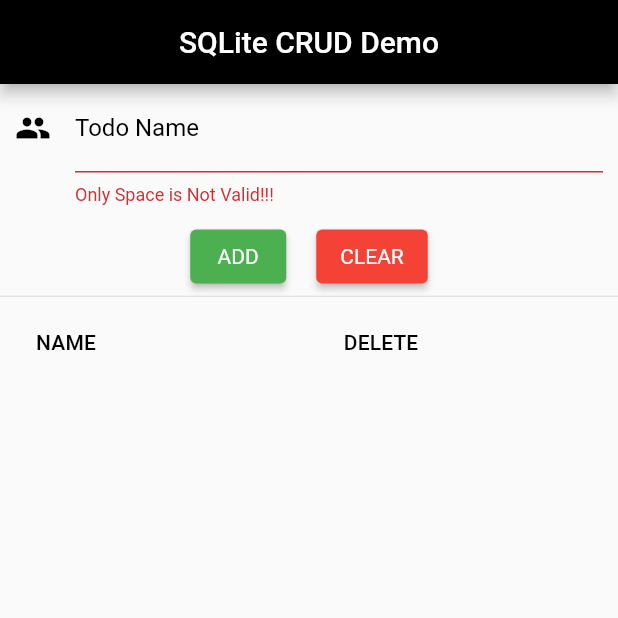
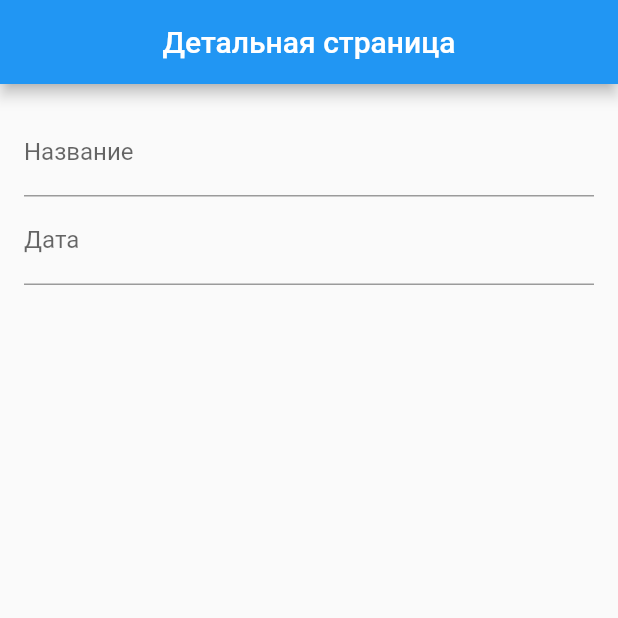
Before and after one commit to dsildaikin/LearnFlutter, a Flutter app: the screen it shows after launch, on a phone screen of 412 x 824 dp, the top half of it. Run offline on Flutter 3.47's test engine with Material 2 defaults, Android fonts, the phone set to English and light mode, and no system bars; our stand-ins replace sqflite; accounts and stored records are empty.

Commit message:
add empty screens

```diff
--- a/todo_app_sqlite/lib/db/database.dart
+++ b/todo_app_sqlite/lib/db/database.dart
@@ -21,8 +21,6 @@ class DBProvider {
   String columnCompleted = 'completed';
 
   Future<Database> get database async {
-    //if (_database != null) return _database;
-
     _database = await _initDB();
     return _database;
   }
--- a/todo_app_sqlite/lib/main.dart
+++ b/todo_app_sqlite/lib/main.dart
@@ -1,215 +1,215 @@
 import 'package:flutter/material.dart';
-import 'package:todo_app_sqlite/db/database.dart';
-import 'package:todo_app_sqlite/model/todo.dart';
+import 'package:todo_app_sqlite/screens/detail_screen.dart';
 
-void main() => runApp(MyApp());
+void main() => runApp(const MyApp());
 
 class MyApp extends StatelessWidget {
-  // This widget is the root of your application.
+  const MyApp({super.key});
+
   @override
   Widget build(BuildContext context) {
-    return MaterialApp(
-      title: 'SQLite CRUD Demo',
-      home: TodoPage(),
+    return const MaterialApp(
+      title: 'Ежедневник',
+      home: DetailScreen(),
     );
   }
 }
 
-class TodoPage extends StatefulWidget {
-  @override
-  _TodoPageState createState() => _TodoPageState();
-}
+// class TodoPage extends StatefulWidget {
+//   @override
+//   _TodoPageState createState() => _TodoPageState();
+// }
 
-class _TodoPageState extends State<TodoPage> {
-  final GlobalKey<FormState> _formStateKey = GlobalKey<FormState>();
-  final _todoNameController = TextEditingController();
-
-  late Future<List<Todo>> _todosList;
-  late String _todoName;
-  bool isUpdate = false;
-  int? todoIdForUpdate;
-
-  @override
-  void initState() {
-    super.initState();
-    updateTodoList();
-  }
-
-  updateTodoList() {
-    setState(() {
-      _todosList = DBProvider.db.getTodos();
-    });
-  }
-
-  @override
-  Widget build(BuildContext context) {
-    return Scaffold(
-      appBar: AppBar(
-        title: const Text('SQLite CRUD Demo'),
-        centerTitle: true,
-        backgroundColor: Colors.black,
-      ),
-      body: Column(
-        children: <Widget>[
-          Form(
-            key: _formStateKey,
-            autovalidateMode: AutovalidateMode.always,
-            child: Column(
-              children: <Widget>[
-                Padding(
-                  padding:
-                      const EdgeInsets.only(left: 10, right: 10, bottom: 10),
-                  child: TextFormField(
-                    validator: (value) {
-                      if (value == null) {
-                        return 'Please Enter Todo Name';
-                      }
-                      if (value.trim() == "") {
-                        return "Only Space is Not Valid!!!";
-                      }
-                      return null;
-                    },
-                    onSaved: (value) {
-                      _todoName = value!;
-                    },
-                    controller: _todoNameController,
-                    decoration: const InputDecoration(
-                      focusedBorder: UnderlineInputBorder(
-                        borderSide: BorderSide(
-                            color: Colors.greenAccent,
-                            width: 2,
-                            style: BorderStyle.solid),
-                      ),
-                      labelText: "Todo Name",
-                      icon: Icon(
-                        Icons.people,
-                        color: Colors.black,
-                      ),
-                      fillColor: Colors.white,
-                      labelStyle: TextStyle(
-                        color: Colors.black,
-                      ),
-                    ),
-                  ),
-                ),
-              ],
-            ),
-          ),
-          Row(
-            mainAxisAlignment: MainAxisAlignment.center,
-            children: <Widget>[
-              ElevatedButton(
-                style: ElevatedButton.styleFrom(
-                  backgroundColor: Colors.green,
-                  textStyle: const TextStyle(color: Colors.white),
-                ),
-                child: Text(
-                  (isUpdate ? 'UPDATE' : 'ADD'),
-                ),
-                onPressed: () {
-                  if (isUpdate) {
-                    if (_formStateKey.currentState!.validate()) {
-                      _formStateKey.currentState!.save();
-                      DBProvider.db
-                          .updateTodo(Todo(todoIdForUpdate!, _todoName))
-                          .then((data) {
-                        setState(() {
-                          isUpdate = false;
-                        });
-                      });
-                    }
-                  } else {
-                    if (_formStateKey.currentState!.validate()) {
-                      _formStateKey.currentState!.save();
-                      DBProvider.db.insertTodo(Todo(null, _todoName));
-                    }
-                  }
-                  _todoNameController.text = '';
-                  updateTodoList();
-                },
-              ),
-              const Padding(
-                padding: EdgeInsets.all(10),
-              ),
-              ElevatedButton(
-                style: ElevatedButton.styleFrom(
-                  backgroundColor: Colors.red,
-                  textStyle: const TextStyle(color: Colors.white),
-                ),
-                child: Text(
-                  (isUpdate ? 'CANCEL UPDATE' : 'CLEAR'),
-                ),
-                onPressed: () {
-                  _todoNameController.text = '';
-                  setState(() {
-                    isUpdate = false;
-                    todoIdForUpdate = null; // null;
-                  });
-                },
-              ),
-            ],
-          ),
-          const Divider(
-            height: 5.0,
-          ),
-          Expanded(
-            child: FutureBuilder(
-              future: _todosList,
-              builder: (context, snapshot) {
-                if (snapshot.hasData) {
-                  return generateList(snapshot.data as List<Todo>);
-                }
-                if (snapshot.data == null ||
-                    (snapshot.data as List<Todo>).isEmpty) {
-                  return const Text('No Data Found');
-                }
-                return const CircularProgressIndicator();
-              },
-            ),
-          ),
-        ],
-      ),
-    );
-  }
-
-  SingleChildScrollView generateList(List<Todo> todos) {
-    return SingleChildScrollView(
-      scrollDirection: Axis.vertical,
-      child: SizedBox(
-        width: MediaQuery.of(context).size.width,
-        child: DataTable(
-          columns: const [
-            DataColumn(
-              label: Text('NAME'),
-            ),
-            DataColumn(
-              label: Text('DELETE'),
-            ),
-          ],
-          rows: todos
-              .map(
-                (todo) => DataRow(cells: [
-                  DataCell(Text(todo.name), onTap: () {
-                    setState(() {
-                      isUpdate = true;
-                      todoIdForUpdate = todo.id;
-                    });
-                    _todoNameController.text = todo.name;
-                  }),
-                  DataCell(
-                    IconButton(
-                      icon: const Icon(Icons.delete),
-                      onPressed: () {
-                        DBProvider.db.deleteTodo(todo.id);
-                        updateTodoList();
-                      },
-                    ),
-                  ),
-                ]),
-              )
-              .toList(),
-        ),
-      ),
-    );
-  }
-}
+// class _TodoPageState extends State<TodoPage> {
+//   final GlobalKey<FormState> _formStateKey = GlobalKey<FormState>();
+//   final _todoNameController = TextEditingController();
+//
+//   late Future<List<Todo>> _todosList;
+//   late String _todoName;
+//   bool isUpdate = false;
+//   int? todoIdForUpdate;
+//
+//   @override
+//   void initState() {
+//     super.initState();
+//     updateTodoList();
+//   }
+//
+//   updateTodoList() {
+//     setState(() {
+//       _todosList = DBProvider.db.getTodos();
+//     });
+//   }
+//
+//   @override
+//   Widget build(BuildContext context) {
+//     return Scaffold(
+//       appBar: AppBar(
+//         title: const Text('SQLite CRUD Demo'),
+//         centerTitle: true,
+//         backgroundColor: Colors.black,
+//       ),
+//       body: Column(
+//         children: <Widget>[
+//           Form(
+//             key: _formStateKey,
+//             autovalidateMode: AutovalidateMode.always,
+//             child: Column(
+//               children: <Widget>[
+//                 Padding(
+//                   padding:
+//                       const EdgeInsets.only(left: 10, right: 10, bottom: 10),
+//                   child: TextFormField(
+//                     validator: (value) {
+//                       if (value == null) {
+//                         return 'Please Enter Todo Name';
+//                       }
+//                       if (value.trim() == "") {
+//                         return "Only Space is Not Valid!!!";
+//                       }
+//                       return null;
+//                     },
+//                     onSaved: (value) {
+//                       _todoName = value!;
+//                     },
+//                     controller: _todoNameController,
+//                     decoration: const InputDecoration(
+//                       focusedBorder: UnderlineInputBorder(
+//                         borderSide: BorderSide(
+//                             color: Colors.greenAccent,
+//                             width: 2,
+//                             style: BorderStyle.solid),
+//                       ),
+//                       labelText: "Todo Name",
+//                       icon: Icon(
+//                         Icons.people,
+//                         color: Colors.black,
+//                       ),
+//                       fillColor: Colors.white,
+//                       labelStyle: TextStyle(
+//                         color: Colors.black,
+//                       ),
+//                     ),
+//                   ),
+//                 ),
+//               ],
+//             ),
+//           ),
+//           Row(
+//             mainAxisAlignment: MainAxisAlignment.center,
+//             children: <Widget>[
+//               ElevatedButton(
+//                 style: ElevatedButton.styleFrom(
+//                   backgroundColor: Colors.green,
+//                   textStyle: const TextStyle(color: Colors.white),
+//                 ),
+//                 child: Text(
+//                   (isUpdate ? 'UPDATE' : 'ADD'),
+//                 ),
+//                 onPressed: () {
+//                   if (isUpdate) {
+//                     if (_formStateKey.currentState!.validate()) {
+//                       _formStateKey.currentState!.save();
+//                       DBProvider.db
+//                           .updateTodo(Todo(todoIdForUpdate!, _todoName))
+//                           .then((data) {
+//                         setState(() {
+//                           isUpdate = false;
+//                         });
+//                       });
+//                     }
+//                   } else {
+//                     if (_formStateKey.currentState!.validate()) {
+//                       _formStateKey.currentState!.save();
+//                       DBProvider.db.insertTodo(Todo(null, _todoName));
+//                     }
+//                   }
+//                   _todoNameController.text = '';
+//                   updateTodoList();
+//                 },
+//               ),
+//               const Padding(
+//                 padding: EdgeInsets.all(10),
+//               ),
+//               ElevatedButton(
+//                 style: ElevatedButton.styleFrom(
+//                   backgroundColor: Colors.red,
+//                   textStyle: const TextStyle(color: Colors.white),
+//                 ),
+//                 child: Text(
+//                   (isUpdate ? 'CANCEL UPDATE' : 'CLEAR'),
+//                 ),
+//                 onPressed: () {
+//                   _todoNameController.text = '';
+//                   setState(() {
+//                     isUpdate = false;
+//                     todoIdForUpdate = null; // null;
+//                   });
+//                 },
+//               ),
+//             ],
+//           ),
+//           const Divider(
+//             height: 5.0,
+//           ),
+//           Expanded(
+//             child: FutureBuilder(
+//               future: _todosList,
+//               builder: (context, snapshot) {
+//                 if (snapshot.hasData) {
+//                   return generateList(snapshot.data as List<Todo>);
+//                 }
+//                 if (snapshot.data == null ||
+//                     (snapshot.data as List<Todo>).isEmpty) {
+//                   return const Text('No Data Found');
+//                 }
+//                 return const CircularProgressIndicator();
+//               },
+//             ),
+//           ),
+//         ],
+//       ),
+//     );
+//   }
+//
+//   SingleChildScrollView generateList(List<Todo> todos) {
+//     return SingleChildScrollView(
+//       scrollDirection: Axis.vertical,
+//       child: SizedBox(
+//         width: MediaQuery.of(context).size.width,
+//         child: DataTable(
+//           columns: const [
+//             DataColumn(
+//               label: Text('NAME'),
+//             ),
+//             DataColumn(
+//               label: Text('DELETE'),
+//             ),
+//           ],
+//           rows: todos
+//               .map(
+//                 (todo) => DataRow(cells: [
+//                   DataCell(Text(todo.name), onTap: () {
+//                     setState(() {
+//                       isUpdate = true;
+//                       todoIdForUpdate = todo.id;
+//                     });
+//                     _todoNameController.text = todo.name;
+//                   }),
+//                   DataCell(
+//                     IconButton(
+//                       icon: const Icon(Icons.delete),
+//                       onPressed: () {
+//                         DBProvider.db.deleteTodo(todo.id);
+//                         updateTodoList();
+//                       },
+//                     ),
+//                   ),
+//                 ]),
+//               )
+//               .toList(),
+//         ),
+//       ),
+//     );
+//   }
+// }
--- a/todo_app_sqlite/lib/model/todo.dart
+++ b/todo_app_sqlite/lib/model/todo.dart
@@ -1,41 +1,41 @@
 class Todo {
   int? id;
   late String name;
-  // late String date;
-  // late String time;
-  // late String importance;
-  // late String note;
-  // late String completed;
+  late String date;
+  late String time;
+  late String importance;
+  late String note;
+  late String completed;
 
   Todo(
     this.id,
     this.name,
-    // this.date,
-    // this.time,
-    // this.importance,
-    // this.note,
-    // this.completed,
+    this.date,
+    this.time,
+    this.importance,
+    this.note,
+    this.completed,
   );
 
   Map<String, dynamic> toMap() {
     final map = <String, dynamic>{};
     map['id'] = id;
     map['name'] = name;
-    // map['date'] = date;
-    // map['time'] = time;
-    // map['importance'] = importance;
-    // map['note'] = note;
-    // map['completed'] = completed;
+    map['date'] = date;
+    map['time'] = time;
+    map['importance'] = importance;
+    map['note'] = note;
+    map['completed'] = completed;
     return map;
   }
 
   Todo.fromMap(Map<String, dynamic> map) {
     id = map['id'];
     name = map['name'];
-    // date = map['date'];
-    // time = map['time'];
-    // importance = map['importance'];
-    // note = map['note'];
-    // completed = map['completed'];
+    date = map['date'];
+    time = map['time'];
+    importance = map['importance'];
+    note = map['note'];
+    completed = map['completed'];
   }
 }
--- /dev/null
+++ b/todo_app_sqlite/lib/screens/detail_screen.dart
@@ -0,0 +1,39 @@
+import 'package:flutter/material.dart';
+
+class DetailScreen extends StatefulWidget {
+  const DetailScreen({super.key});
+
+  @override
+  State<DetailScreen> createState() => _DetailScreenState();
+}
+
+class _DetailScreenState extends State<DetailScreen> {
+  @override
+  Widget build(BuildContext context) {
+    return Scaffold(
+      appBar: AppBar(
+        title: const Text('Детальная страница'),
+        centerTitle: true,
+      ),
+      body: Form(
+        child: ListView(
+          padding: const EdgeInsets.all(16.0),
+          children: [
+            TextFormField(
+              decoration: const InputDecoration(
+                labelText: 'Название',
+                hintText: 'Введите название',
+              ),
+            ),
+            TextFormField(
+              decoration: const InputDecoration(
+                labelText: 'Дата',
+                hintText: 'Введите дату',
+              ),
+            ),
+          ],
+        ),
+      ),
+    );
+  }
+}
```
Also changed, not shown: todo_app_sqlite/lib/screens/todos_screen.dart (added).
